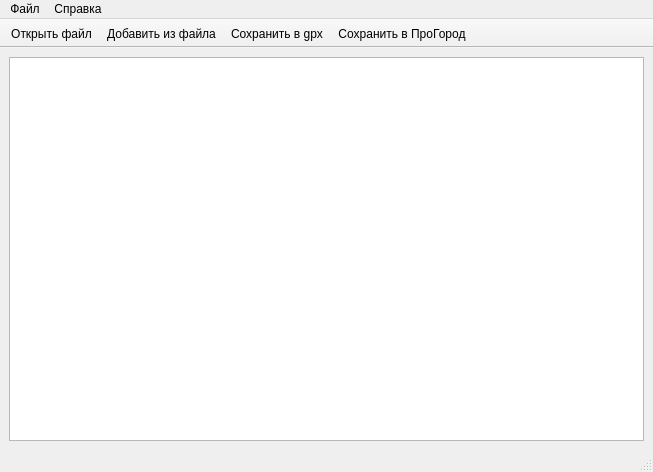
Qt form ui/mainwindow.ui (aunoor/pgfconverter) before a commit.
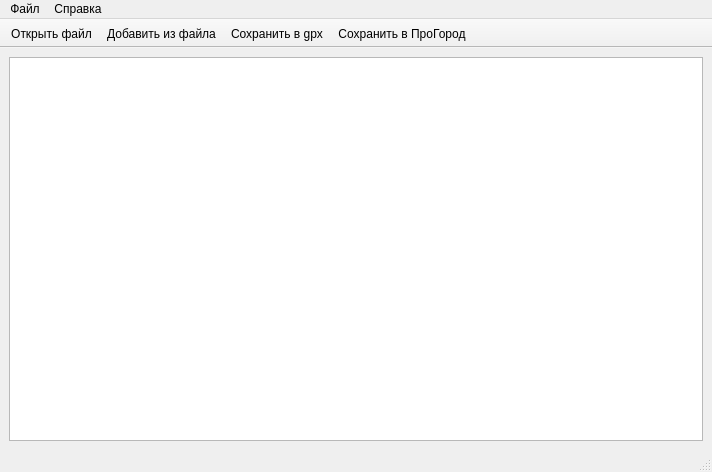
The same form after that commit. Icons and pictures are not drawn.

Commit message: list icons size increased

```diff
--- a/ui/mainwindow.ui
+++ b/ui/mainwindow.ui
@@ -6,7 +6,7 @@
    <rect>
     <x>0</x>
     <y>0</y>
-    <width>653</width>
+    <width>712</width>
     <height>472</height>
    </rect>
   </property>
@@ -27,8 +27,11 @@
       <property name="dragDropMode">
        <enum>QAbstractItemView::DragDrop</enum>
       </property>
-      <property name="sortingEnabled">
-       <bool>true</bool>
+      <property name="iconSize">
+       <size>
+        <width>24</width>
+        <height>24</height>
+       </size>
       </property>
      </widget>
     </item>
@@ -67,8 +70,8 @@
     <rect>
      <x>0</x>
      <y>0</y>
-     <width>653</width>
-     <height>22</height>
+     <width>712</width>
+     <height>25</height>
     </rect>
    </property>
    <widget class="QMenu" name="menu">
```
The commit also changes 1 other file.
